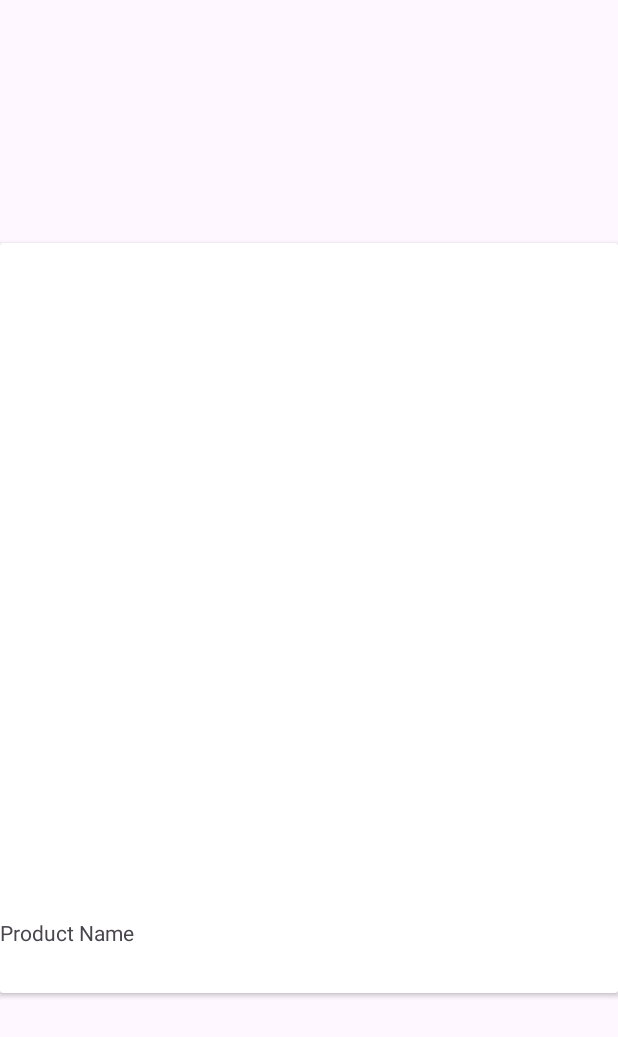
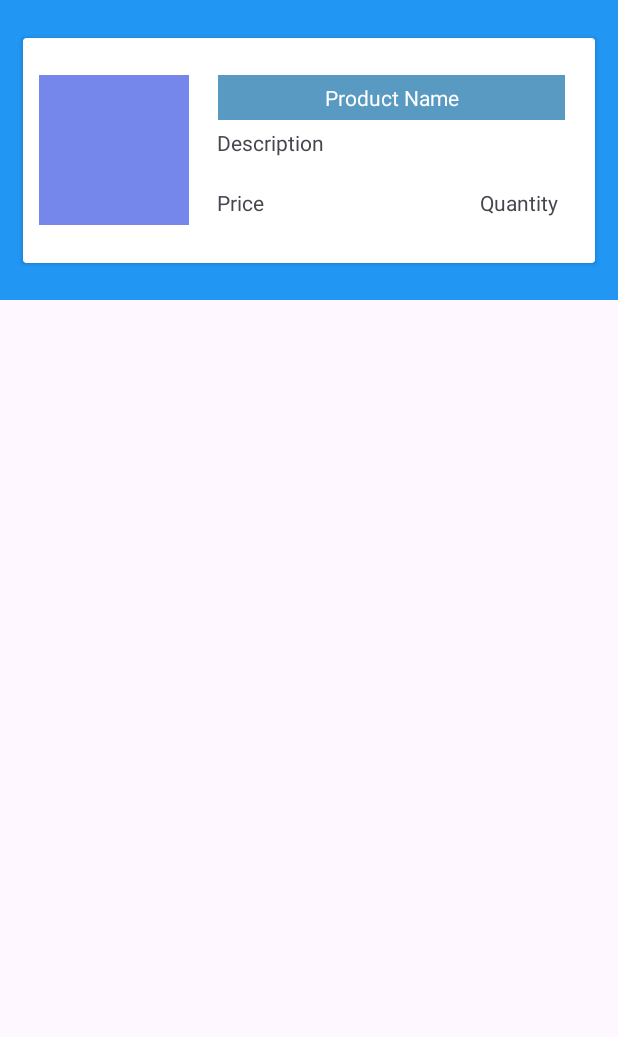
Before and after one commit to ashleyhi0-0/javapos, an Android app: the layout product_model.xml on its own in the app's theme, with its tools: preview values and no code run, on a phone screen of 412 x 824 dp. Shown: the top 1037 px of the screen. Run offline under Robolectric (Android 15) with nearby library versions, the phone set to English and light mode, and no system bars.

Commit message:
Product Model

```diff
--- /dev/null
+++ b/app/src/main/res/drawable/shape_drawable.xml
@@ -0,0 +1,11 @@
+<?xml version="1.0" encoding="utf-8"?>
+<selector xmlns:android="http://schemas.android.com/apk/res/android">
+    <?xml version="1.0" encoding="utf-8"?>
+
+
+    <shape xmlns:android="http://schemas.android.com/apk/res/android">
+        <solid android:color="#2196F3" /> <!-- Set your desired background color -->
+        <corners android:radius="8dp" /> <!-- Adjust the radius (corner size) as needed -->
+    </shape>
+
+</selector>
--- /dev/null
+++ b/app/src/main/res/layout/product_activity.xml
@@ -0,0 +1,14 @@
+<?xml version="1.0" encoding="utf-8"?>
+<androidx.constraintlayout.widget.ConstraintLayout xmlns:android="http://schemas.android.com/apk/res/android"
+    android:layout_width="match_parent"
+    android:layout_height="match_parent">
+
+    <androidx.recyclerview.widget.RecyclerView
+        android:id="@+id/productRV"
+        android:layout_width="match_parent"
+        android:layout_height="match_parent">
+
+
+    </androidx.recyclerview.widget.RecyclerView>
+
+</androidx.constraintlayout.widget.ConstraintLayout>
--- a/app/src/main/res/layout/product_model.xml
+++ b/app/src/main/res/layout/product_model.xml
@@ -2,28 +2,71 @@
 <androidx.constraintlayout.widget.ConstraintLayout xmlns:android="http://schemas.android.com/apk/res/android"
     xmlns:app="http://schemas.android.com/apk/res-auto"
     android:layout_width="match_parent"
-    android:layout_height="match_parent">
+    android:layout_height="200dp"
+    android:background="#2196F3">
+
 
     <androidx.cardview.widget.CardView
         android:layout_width="match_parent"
-        android:layout_height="500dp"
+        android:layout_height="150dp"
+        android:layout_marginLeft="15dp"
+        android:layout_marginRight="15dp"
         app:layout_constraintBottom_toBottomOf="parent"
         app:layout_constraintEnd_toEndOf="parent"
         app:layout_constraintStart_toStartOf="parent"
-        app:layout_constraintTop_toTopOf="parent">
+        app:layout_constraintTop_toTopOf="parent"
+        >
 
         <TextView
             android:id="@+id/product_name"
             android:layout_width="match_parent"
-            android:layout_height="50sp"
+            android:layout_height="30sp"
             android:layout_gravity="bottom"
-            android:text="Product Name"/>
+            android:layout_marginRight="20dp"
+            android:layout_marginLeft="130dp"
+            android:layout_marginBottom="95dp"
+            android:text="Product Name"
+            android:textColor="@color/white"
+            android:gravity="center"
+            android:background="#599AC3" />
 
         <ImageView
             android:id="@+id/product_image"
-            android:layout_width="250dp"
-            android:layout_height="250dp"
-            android:layout_gravity="center"/>
+            android:layout_width="100dp"
+            android:layout_height="100dp"
+            android:layout_gravity="center"
+            android:layout_marginRight="130dp"
+            android:src="#7587EA"/>
+
+        <TextView
+            android:layout_width="wrap_content"
+            android:layout_height="wrap_content"
+            android:layout_gravity="center|top"
+            android:layout_marginTop="60sp"
+            android:layout_marginRight="25dp"
+            android:text="Description"
+            />
+
+        <TextView
+            android:layout_width="wrap_content"
+            android:layout_height="wrap_content"
+            android:layout_gravity="center|top"
+            android:layout_marginTop="100dp"
+            android:layout_marginRight="45dp"
+            android:text="Price"
+            />
+
+        <TextView
+            android:layout_width="wrap_content"
+            android:layout_height="wrap_content"
+            android:layout_gravity="center|top"
+            android:layout_marginTop="100dp"
+            android:layout_marginRight="10dp"
+            android:layout_marginLeft="150dp"
+            android:text="Quantity"
+            />
+
+
 
     </androidx.cardview.widget.CardView>
 
```
